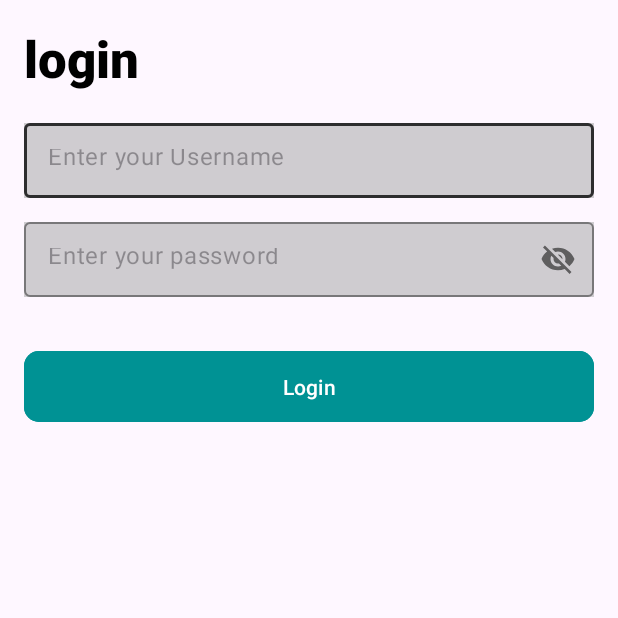
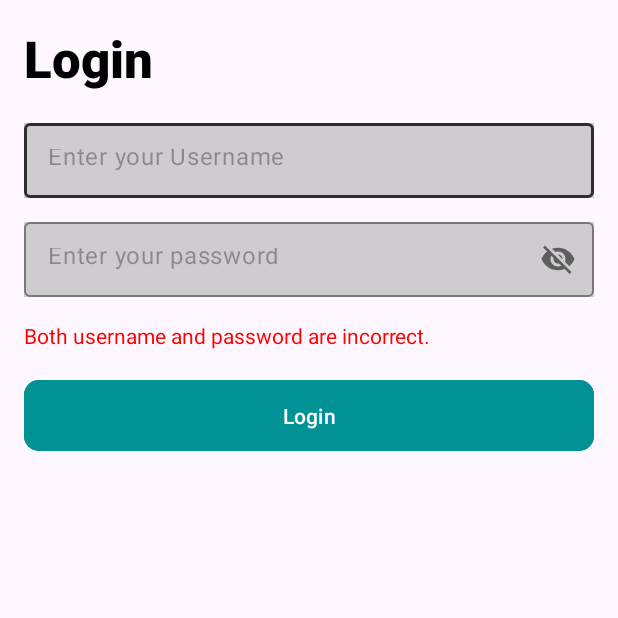
Before and after one commit to Scruffydrew/NIT3213-Assessment-2, an Android app: the screen it shows after launch (MainActivity), after a tap on "Login", on a phone screen of 412 x 824 dp, the top half of it. Run offline under Robolectric (Android 15) with nearby library versions, the phone set to English and light mode, and no system bars; our stand-ins replace Dagger/Hilt's generated code; 1 statement that could not run was skipped; 1 other tap on this screen came first.

Commit message:
Added TextView to display error message on login for incorrect credentials as well as failing to receive a response from the API

```diff
--- a/app/src/main/java/com/example/nit3213assessment2/ui/LoginFragment.kt
+++ b/app/src/main/java/com/example/nit3213assessment2/ui/LoginFragment.kt
@@ -38,6 +38,18 @@ class LoginFragment : Fragment(), View.OnClickListener {
         return true
     }
 
+    fun loginErrorReason(usernameinput:String,
+                         passwordinput:String,
+                         correctUsername:String,
+                         correctPassword:String) : String {
+        return when {
+            usernameinput != correctUsername && passwordinput != correctPassword -> "Both username and password are incorrect."
+            passwordinput != correctPassword -> "Password is incorrect"
+            usernameinput != correctUsername -> "Username is incorrect"
+            else -> "Unknown Error"
+        }
+    }
+
     @Inject
     @Named("Username")
     lateinit var usernameCorrect:String
@@ -75,6 +87,8 @@ class LoginFragment : Fragment(), View.OnClickListener {
                     viewModel.objectsState.collect { itemsInApiResponse ->
                         if (itemsInApiResponse == LoginResponse(keypass = "fitness")) {
                             navc?.navigate(R.id.action_loginFragment_to_dashboardFragment)
+                        } else {
+                            view?.findViewById<TextView>(R.id.loginErrorTextView)?.setText("Failed to connect to API")
                         }
                     }
                 }
@@ -86,6 +100,9 @@ class LoginFragment : Fragment(), View.OnClickListener {
                     "Current Entered Username is: $usernameinput \n" +
                     "Current Entered Password is: $passwordinput"
             )
+            var loginErrorMessage = loginErrorReason(usernameinput, passwordinput, usernameCorrect, passwordCorrect)
+            view?.findViewById<TextView>(R.id.loginErrorTextView)?.setText(loginErrorMessage)
+
         }
     }
 }
--- a/app/src/main/res/layout/fragment_login.xml
+++ b/app/src/main/res/layout/fragment_login.xml
@@ -17,7 +17,7 @@
             android:id="@+id/loginText"
             style="@style/TitleTextViewStyle"
             android:layout_height="50dp"
-            android:text="login" />
+            android:text="Login" />
 
         <!--Text input for user email address when logging into the app-->
         <com.google.android.material.textfield.TextInputLayout
@@ -60,6 +60,15 @@
         </com.google.android.material.textfield.TextInputLayout>
 
         <!--Button used to transfer user to the home page / dashboard-->
+        <TextView
+            android:id="@+id/loginErrorTextView"
+            android:layout_width="match_parent"
+            android:layout_height="wrap_content"
+            android:layout_marginStart="16dp"
+            android:layout_marginEnd="16dp"
+            android:layout_weight="1"
+            android:textColor="#FF0000" />
+
         <Button
             style="@style/ButtonStyle"
             android:id="@+id/loginButton"
@@ -75,6 +84,7 @@
             app:layout_constraintStart_toStartOf="parent"
             app:layout_constraintTop_toBottomOf="@+id/password_input_layout"
             app:rippleColor="#9C00F9FD" />
+
     </LinearLayout>
 
 </FrameLayout>
```
